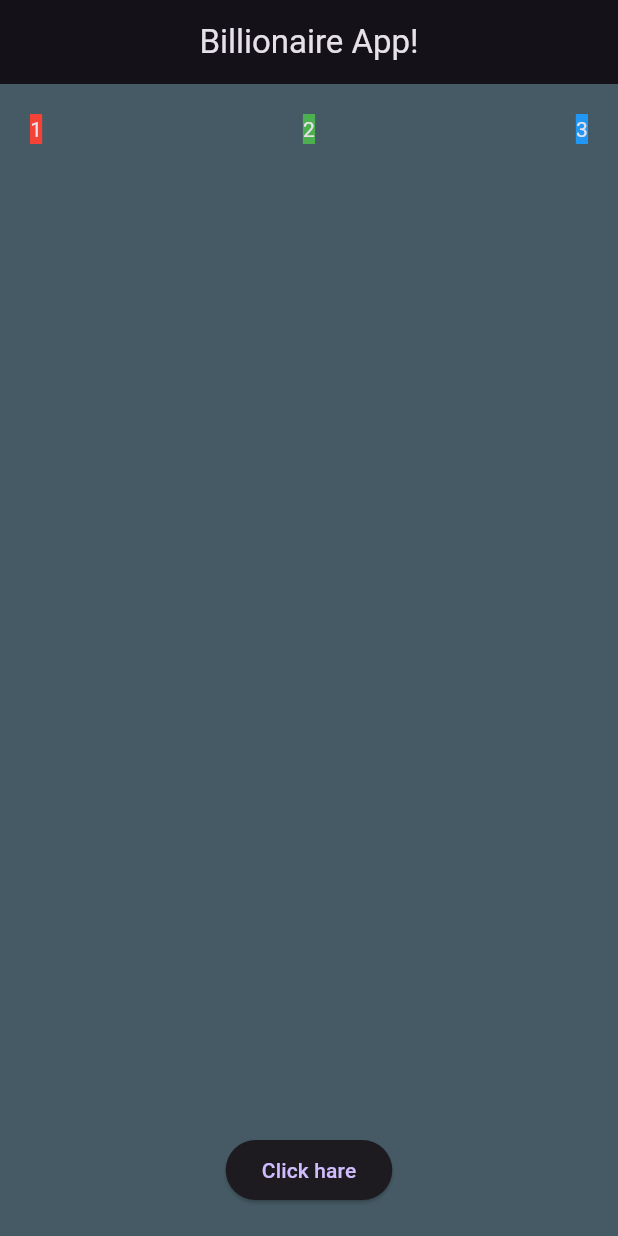
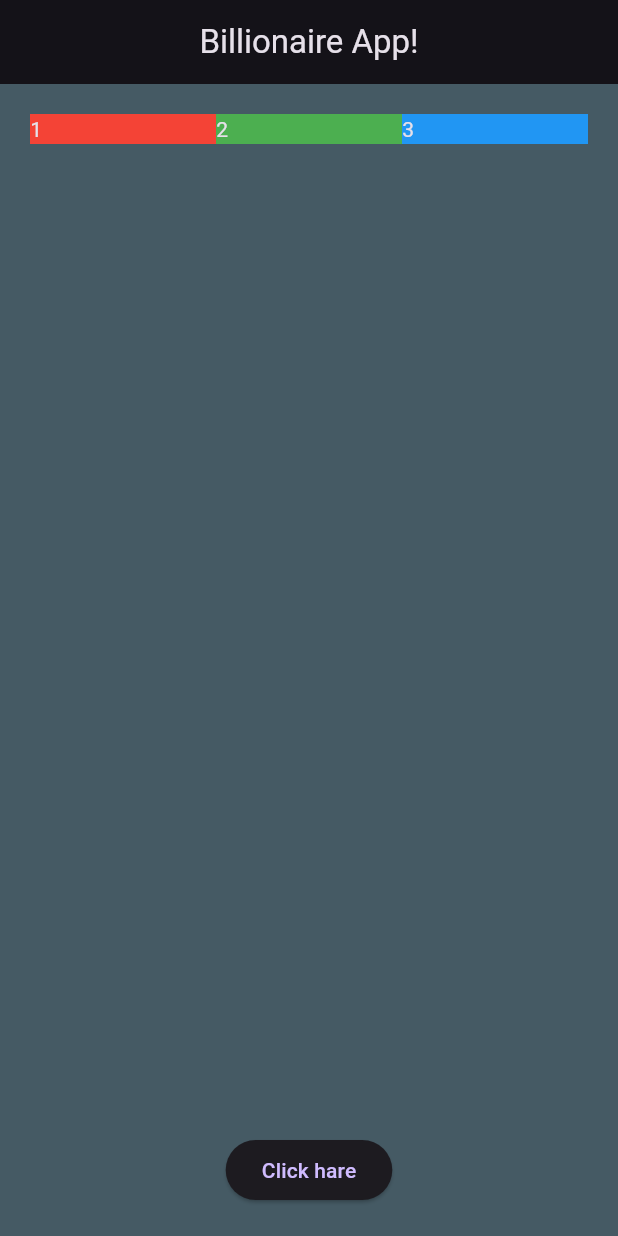
Before and after one commit to juweyriyo/bilionerApp, a Flutter app: the screen it shows after launch, on a phone screen of 412 x 824 dp. Run offline on Flutter 3.47's test engine with Material 3 defaults, Android fonts, the phone set to English and light mode, and no system bars.

Commit message:
Expanded adding

```diff
--- a/lib/main.dart
+++ b/lib/main.dart
@@ -29,9 +29,19 @@ class MyApp extends StatelessWidget {
               Row(
                 mainAxisAlignment: MainAxisAlignment.spaceBetween,
                 children: [
-                  Container(color: Colors.red, child: Text("1")),
-                  Container(color: Colors.green, child: Text("2")),
-                  Container(color: Colors.blue, child: Text("3")),
+                  Expanded(
+                    child: Container(
+                      width: double.infinity,
+                      color: Colors.red,
+                      child: Text("1"),
+                    ),
+                  ),
+                  Expanded(
+                    child: Container(color: Colors.green, child: Text("2")),
+                  ),
+                  Expanded(
+                    child: Container(color: Colors.blue, child: Text("3")),
+                  ),
                 ],
               ),
               ElevatedButton(onPressed: afunction, child: Text("Click hare")),
```
